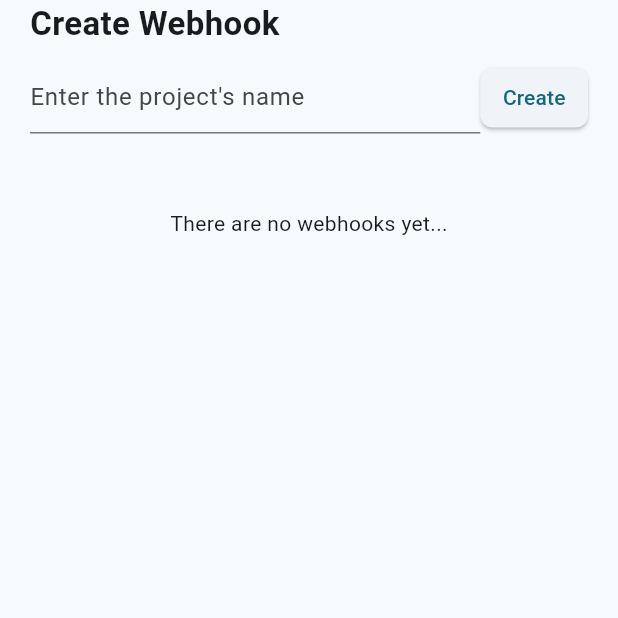
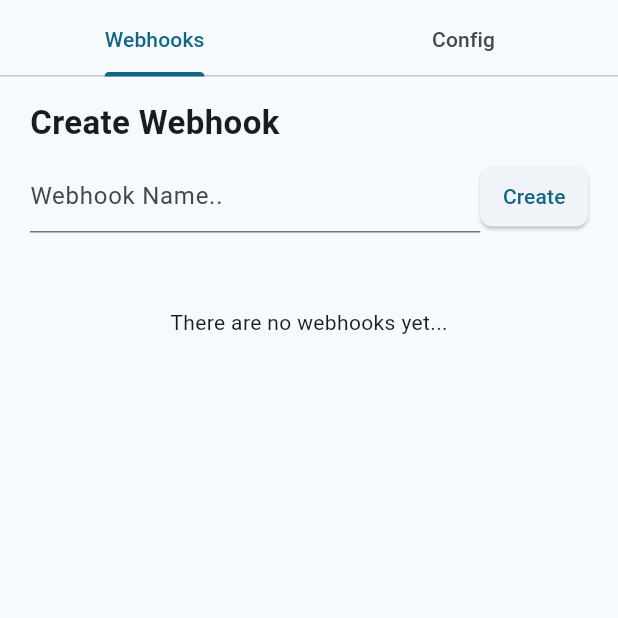
Before and after one commit to mudandstars/notifier, a Flutter app: the screen it shows after launch, on a phone screen of 412 x 824 dp, the top half of it. Run offline on Flutter 3.47's test engine with Material 2 defaults, Android fonts, the phone set to English and light mode, and no system bars; network calls fail; statements that could not run were skipped.

Commit message:
feat: added second page

```diff
--- a/client/lib/Components/create_webhook_form.dart
+++ b/client/lib/Components/create_webhook_form.dart
@@ -28,7 +28,7 @@ class CreateWebhookForm extends StatelessWidget {
             controller: textEditingController,
             decoration: InputDecoration(
               border: UnderlineInputBorder(),
-              hintText: "Enter the project's name",
+              hintText: "Webhook Name..",
             ),
           )),
           StandardButton(
--- a/client/lib/Components/webhooks_list.dart
+++ b/client/lib/Components/webhooks_list.dart
@@ -25,7 +25,7 @@ class WebhooksList extends StatelessWidget {
                   itemCount: webhooks!.length,
                   itemBuilder: (context, index) {
                     return Padding(
-                        padding: EdgeInsets.only(left: 20, right: 20),
+                        padding: EdgeInsets.only(left: 15, right: 15),
                         child: Card(
                           child: ListTile(
                             title: Text(webhooks![index].name),
--- a/client/lib/Pages/home_page.dart
+++ b/client/lib/Pages/home_page.dart
@@ -4,8 +4,14 @@ import 'package:notifier/Components/create_webhook_form.dart';
 import 'package:provider/provider.dart';
 import '../State/global_state.dart';
 
-class HomePage extends StatelessWidget {
+class HomePage extends StatefulWidget {
+  @override
+  _HomePageState createState() => _HomePageState();
+}
+
+class _HomePageState extends State<HomePage> {
   final TextEditingController textEditingController = TextEditingController();
+  int _selectedTabIndex = 0;
 
   @override
   Widget build(BuildContext context) {
@@ -15,18 +21,42 @@ class HomePage extends StatelessWidget {
       appState.initState();
     }
 
-    return Scaffold(
-      key: Key(appState.webhooks?.length.toString() ?? "0"),
-      body: Column(
-        children: [
-          Padding(
-              padding: EdgeInsets.only(left: 20, right: 20),
-              child: CreateWebhookForm()),
-          SizedBox(
-            height: 50,
+    return DefaultTabController(
+      length: 2,
+      initialIndex: _selectedTabIndex,
+      child: Scaffold(
+        key: Key(appState.webhooks?.length.toString() ?? "0"),
+        appBar: AppBar(
+          toolbarHeight: 3,
+          bottom: TabBar(
+            tabs: [
+              Tab(text: 'Webhooks'),
+              Tab(text: 'Config'),
+            ],
+            onTap: (index) {
+              setState(() {
+                _selectedTabIndex = index;
+              });
+            },
           ),
-          WebhooksList(webhooks: appState.webhooks),
-        ],
+        ),
+        body: TabBarView(
+          children: [
+            Column(
+              children: [
+                Padding(
+                  padding: EdgeInsets.only(left: 20, right: 20, top: 15),
+                  child: CreateWebhookForm(),
+                ),
+                SizedBox(height: 50),
+                WebhooksList(webhooks: appState.webhooks),
+              ],
+            ),
+            Center(
+              child: Text('Page 2 Content'),
+            ),
+          ],
+        ),
       ),
     );
   }
```
Also changed, not shown: client/flutter_01.png (added), 1 other file.
